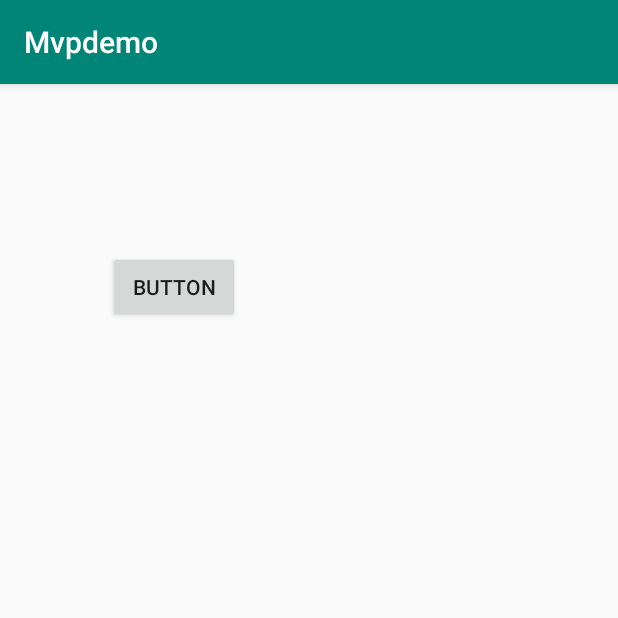
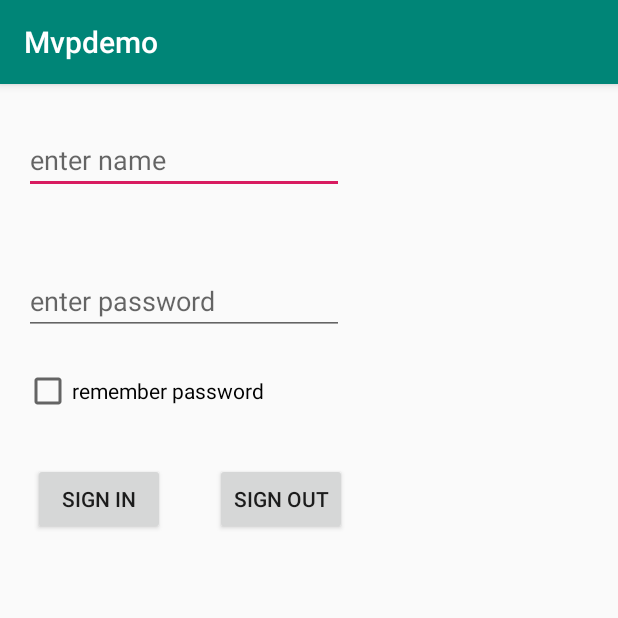
Before and after one commit to abdultanveer/Mvpdemo, an Android app: the screen it shows after launch (LoginActivity), on a phone screen of 412 x 824 dp, the top half of it. Run offline under Robolectric (Android 15) with nearby library versions, the phone set to English and light mode, and no system bars.

Commit message:
login activity to repository to local datasource

```diff
--- /dev/null
+++ b/app/src/main/java/com/example/admin/mvpdemo/data/source/Repository.java
@@ -0,0 +1,17 @@
+package com.example.admin.mvpdemo.data.source;
+
+import com.example.admin.mvpdemo.data.source.local.LocalDataSource;
+
+public class Repository implements TaskDataSource {
+    TaskDataSource localTaskDataSource;
+
+    public Repository() {
+        localTaskDataSource = new LocalDataSource();
+    }
+
+    @Override
+    public void getTask(GetTaskCallback callback) {
+        //if there is no internet connection get the data from local db
+        localTaskDataSource.getTask(callback); //step C
+    }
+}
--- /dev/null
+++ b/app/src/main/java/com/example/admin/mvpdemo/data/source/TaskDataSource.java
@@ -0,0 +1,15 @@
+package com.example.admin.mvpdemo.data.source;
+
+import com.example.admin.mvpdemo.data.Todo;
+
+public interface TaskDataSource {
+    interface GetTaskCallback {
+
+        void onTaskLoaded(Todo task);
+
+        void onDataNotAvailable();
+    }
+
+    void getTask( GetTaskCallback callback);
+
+}
--- /dev/null
+++ b/app/src/main/java/com/example/admin/mvpdemo/data/source/local/LocalDataSource.java
@@ -0,0 +1,19 @@
+package com.example.admin.mvpdemo.data.source.local;
+
+import com.example.admin.mvpdemo.data.Todo;
+import com.example.admin.mvpdemo.data.source.TaskDataSource;
+
+/**
+ * this class opens the sqlite db, reads it and gets a todo note from db
+ */
+public class LocalDataSource implements TaskDataSource {
+
+
+    @Override
+    public void getTask(GetTaskCallback callback) {
+        //open db, query db and get data from cursor and create a todo obj
+        Todo todo = new Todo("android","mvp");  //Step d
+        // we're hardcoding
+        callback.onTaskLoaded(todo);
+    }
+}
--- a/app/src/main/java/com/example/admin/mvpdemo/login/LoginContract.java
+++ b/app/src/main/java/com/example/admin/mvpdemo/login/LoginContract.java
@@ -1,8 +1,10 @@
 package com.example.admin.mvpdemo.login;
+
+import com.example.admin.mvpdemo.data.Todo;
 
 public interface LoginContract {
     interface  View{
-        void showToast();
+        void showToast(Todo task);
     }
     interface Presenter{
         void onButtonClicked();
--- a/app/src/main/java/com/example/admin/mvpdemo/login/LoginPresenter.java
+++ b/app/src/main/java/com/example/admin/mvpdemo/login/LoginPresenter.java
@@ -1,15 +1,34 @@
 package com.example.admin.mvpdemo.login;
 
-public class LoginPresenter implements LoginContract.Presenter {
+import com.example.admin.mvpdemo.data.Todo;
+import com.example.admin.mvpdemo.data.source.Repository;
+import com.example.admin.mvpdemo.data.source.TaskDataSource;
+
+public class LoginPresenter implements LoginContract.Presenter, TaskDataSource.GetTaskCallback {
     LoginContract.View view;
+    TaskDataSource repository;
 
     public LoginPresenter(LoginActivity loginActivity) {
+
         view = loginActivity;
+        repository = new Repository();
     }
 
 
     @Override
     public void onButtonClicked() {
-        view.showToast();
+        // presenter tells the repository to get the data
+        repository.getTask(this); //step B
+           //view.showToast();
+    }
+
+    @Override
+    public void onTaskLoaded(Todo task) {
+        view.showToast(task); //step E
+    }
+
+    @Override
+    public void onDataNotAvailable() {
+
     }
 }
--- a/app/src/main/res/layout/activity_login.xml
+++ b/app/src/main/res/layout/activity_login.xml
@@ -4,17 +4,65 @@
     xmlns:tools="http://schemas.android.com/tools"
     android:layout_width="match_parent"
     android:layout_height="match_parent"
-    tools:context=".login.LoginActivity">
+    tools:context=".login.LoginActivity"
+    tools:layout_editor_absoluteY="81dp">
 
     <Button
         android:id="@+id/button"
-        android:onClick="handleClick"
         android:layout_width="wrap_content"
         android:layout_height="wrap_content"
-        android:layout_marginStart="72dp"
-        android:layout_marginLeft="72dp"
-        android:layout_marginTop="111dp"
-        android:text="Button"
+        android:layout_marginStart="22dp"
+        android:layout_marginLeft="22dp"
+        android:onClick="handleClick"
+        android:text="@string/login"
+        app:layout_constraintBaseline_toBaselineOf="@+id/button2"
+        app:layout_constraintStart_toStartOf="parent" />
+
+    <EditText
+        android:id="@+id/editText"
+        android:layout_width="wrap_content"
+        android:layout_height="45dp"
+        android:layout_marginStart="16dp"
+        android:layout_marginLeft="16dp"
+        android:layout_marginTop="28dp"
+        android:ems="10"
+        android:inputType="textPersonName"
+        android:hint="@string/enter_name"
         app:layout_constraintStart_toStartOf="parent"
         app:layout_constraintTop_toTopOf="parent" />
+
+    <EditText
+        android:id="@+id/editText2"
+        android:layout_width="wrap_content"
+        android:layout_height="wrap_content"
+        android:layout_marginStart="16dp"
+        android:layout_marginLeft="16dp"
+        android:layout_marginTop="122dp"
+        android:ems="10"
+        android:hint="@string/enter_password"
+        android:inputType="textPassword"
+        app:layout_constraintStart_toStartOf="parent"
+        app:layout_constraintTop_toTopOf="parent" />
+
+    <CheckBox
+        android:id="@+id/checkBox"
+        android:layout_width="wrap_content"
+        android:layout_height="wrap_content"
+        android:layout_marginStart="16dp"
+        android:layout_marginLeft="16dp"
+        android:layout_marginTop="21dp"
+        android:text="@string/remember_password"
+        app:layout_constraintStart_toStartOf="parent"
+        app:layout_constraintTop_toBottomOf="@+id/editText2" />
+
+    <Button
+        android:id="@+id/button2"
+        android:layout_width="wrap_content"
+        android:layout_height="wrap_content"
+        android:layout_marginStart="33dp"
+        android:layout_marginLeft="33dp"
+        android:layout_marginTop="32dp"
+        android:text="@string/logout"
+        app:layout_constraintStart_toEndOf="@+id/button"
+        app:layout_constraintTop_toBottomOf="@+id/checkBox" />
 </android.support.constraint.ConstraintLayout>
--- a/app/src/main/res/values/strings.xml
+++ b/app/src/main/res/values/strings.xml
@@ -1,3 +1,8 @@
 <resources>
     <string name="app_name">Mvpdemo</string>
+    <string name="login">sign in</string>
+    <string name="logout">sign out</string>
+    <string name="enter_name">enter name</string>
+    <string name="enter_password">enter password</string>
+    <string name="remember_password">remember password</string>
 </resources>
```
Also changed, not shown: app/src/main/java/com/example/admin/mvpdemo/data/Todo.java (added, +27 -0 lines), app/src/main/java/com/example/admin/mvpdemo/data/source/remote/RemoteDataSource.java (added, +10 -0 lines), app/src/main/java/com/example/admin/mvpdemo/login/LoginActivity.java (+11 -3 lines), 1 other file.
